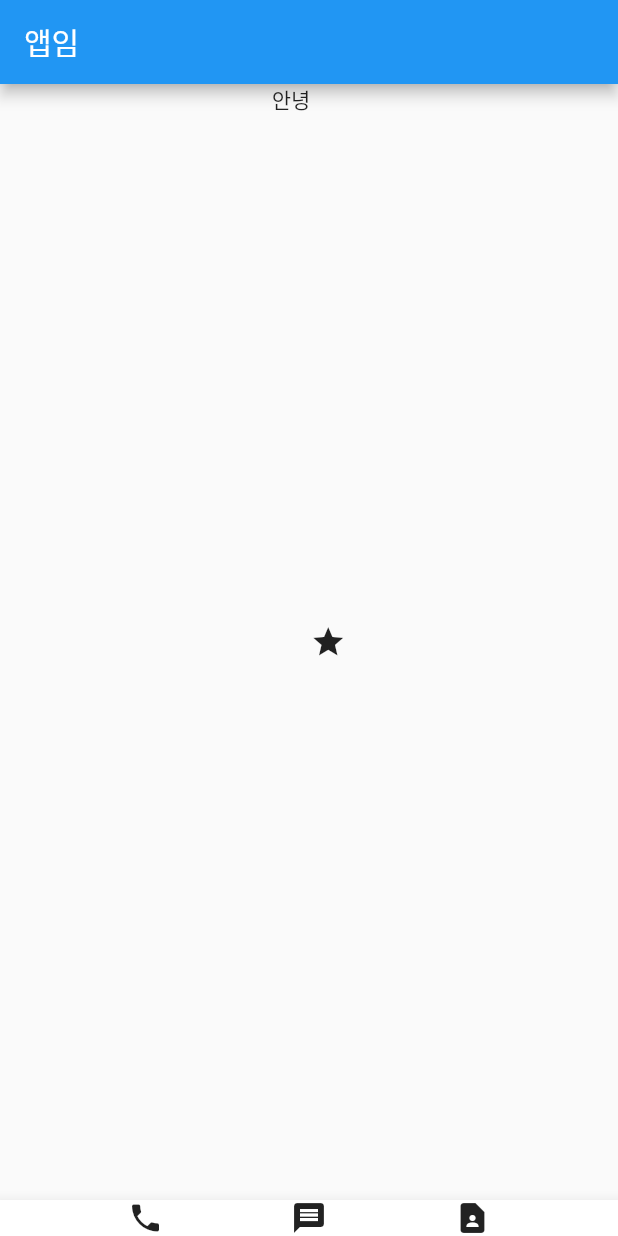
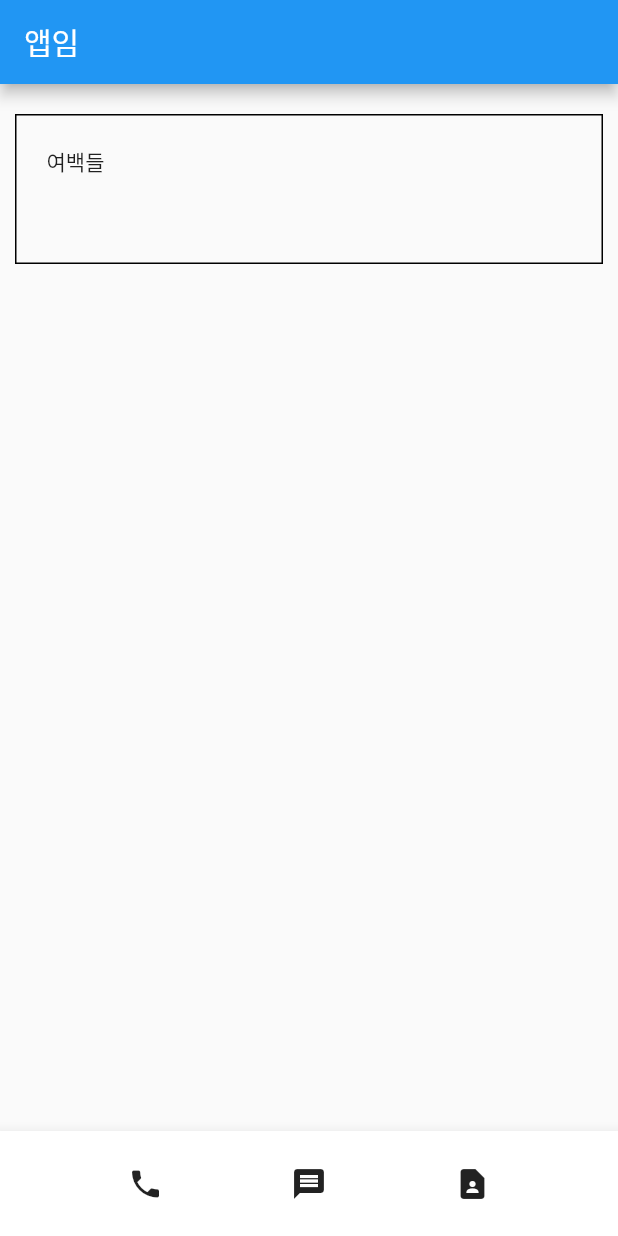
Before and after one commit to bigzero389/contact-flutter, a Flutter app: the screen it shows after launch, on a phone screen of 412 x 824 dp. Run offline on Flutter 3.47's test engine with Material 2 defaults, Android fonts, the light colour scheme and no system bars.

Commit message:
finish chapter 03

```diff
--- a/lib/main.dart
+++ b/lib/main.dart
@@ -9,19 +9,24 @@ class MyApp extends StatelessWidget {
   @override
   Widget build(BuildContext context) {
     return MaterialApp(
-      // homework chapter 2
       home: Scaffold(
-        // appBar: AppBar( title: Row( children: [ Text('앱임') ] ) ),
         appBar: AppBar( title: Text('앱임') ),
-        body: Row(
-          mainAxisAlignment: MainAxisAlignment.center,
-          crossAxisAlignment: CrossAxisAlignment.stretch,
-          children: [
-            Text('안녕'),
-            Icon(Icons.star),
-          ]
+        body: Align(
+          alignment: Alignment.topCenter,
+          child: Container(
+            child: Text('여백들'),
+            width: double.infinity/* 바깥쪽 Container 내에서 꽉차게 넣음 */, height: 100, /* color: Colors.black,*/
+            // margin: EdgeInsets.all(20),  // 바깥쪽 여백
+            margin: EdgeInsets.fromLTRB(10, 20, 10, 30),
+            padding: EdgeInsets.all(20),  // 안쪽 여백
+            decoration: BoxDecoration(
+              border: Border.all(color: Colors.black), // 동일한 Container 안에 Color 를 두개 넣으면 에러난다.
+            ),
+          ),
         ),
         bottomNavigationBar: BottomAppBar(
+          child: SizedBox ( //Container( // Container 보다 SizedBox 가 더 가볍다.
+            height: 70,
             child: Row(
               mainAxisAlignment: MainAxisAlignment.spaceEvenly,
               children: [
@@ -29,6 +34,7 @@ class MyApp extends StatelessWidget {
                 Icon(Icons.message),
                 Icon(Icons.contact_page)
               ],
+            ),
           )
         ),
       )
```
Lines whose indentation alone changed are shown as unchanged.
